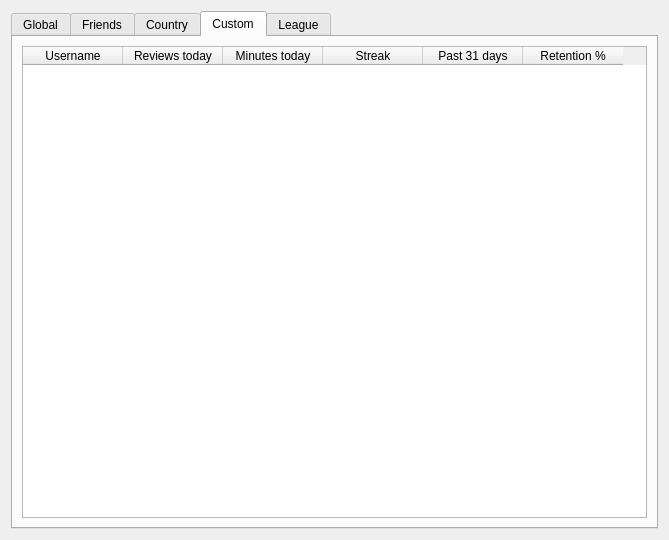
ryusoh/anki, file 41708974/designer/Leaderboard.ui: the form before one commit.
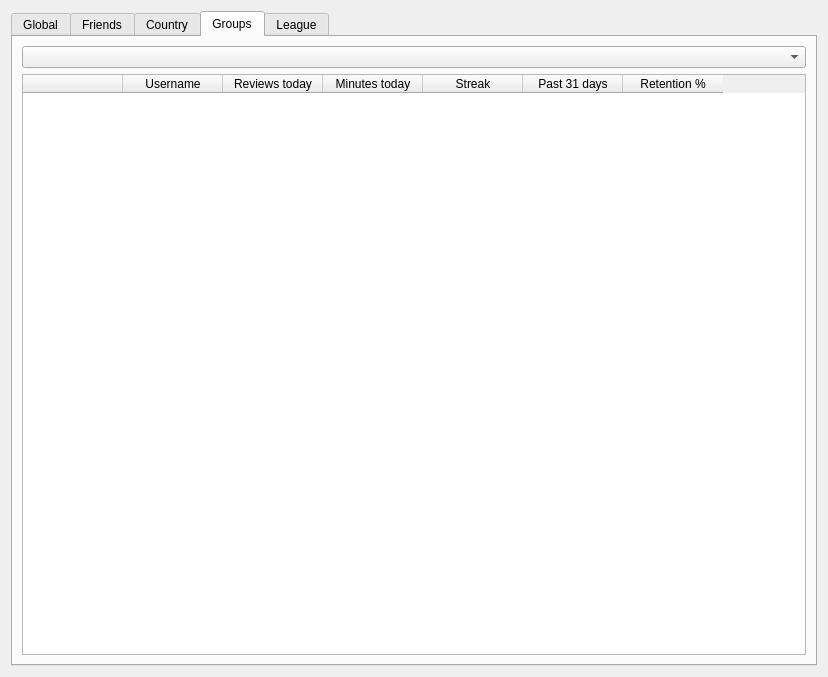
The form after the commit. The open tabs and pages were chosen to show the change. Icons and pictures are not drawn.

What changed in the file:
```diff
--- a/41708974/designer/Leaderboard.ui
+++ b/41708974/designer/Leaderboard.ui
@@ -6,8 +6,8 @@
    <rect>
     <x>0</x>
     <y>0</y>
-    <width>669</width>
-    <height>540</height>
+    <width>828</width>
+    <height>677</height>
    </rect>
   </property>
   <property name="windowTitle">
@@ -223,11 +223,29 @@
      </widget>
      <widget class="QWidget" name="tab_4">
       <attribute name="title">
-       <string>Custom</string>
+       <string>Groups</string>
       </attribute>
       <layout class="QVBoxLayout" name="verticalLayout">
+       <item>
+        <widget class="QComboBox" name="groups">
+         <property name="cursor">
+          <cursorShape>PointingHandCursor</cursorShape>
+         </property>
+         <property name="frame">
+          <bool>true</bool>
+         </property>
+        </widget>
+       </item>
        <item>
         <widget class="QTableWidget" name="Custom_Leaderboard">
+         <property name="cursor" stdset="0">
+          <cursorShape>WhatsThisCursor</cursorShape>
+         </property>
+         <property name="styleSheet">
+          <string notr="true">QHeaderView::down-arrow { subcontrol-position: center left}
+QHeaderView::up-arrow { subcontrol-position: center left}
+</string>
+         </property>
          <property name="sizeAdjustPolicy">
           <enum>QAbstractScrollArea::AdjustToContentsOnFirstShow</enum>
          </property>
@@ -249,6 +267,17 @@
          <property name="sortingEnabled">
           <bool>true</bool>
          </property>
+         <attribute name="horizontalHeaderShowSortIndicator" stdset="0">
+          <bool>false</bool>
+         </attribute>
+         <attribute name="verticalHeaderVisible">
+          <bool>false</bool>
+         </attribute>
+         <column>
+          <property name="text">
+           <string/>
+          </property>
+         </column>
          <column>
           <property name="text">
            <string>Username</string>
```
Left out of the diff: 87 changed lines with no effect on the pictures.
